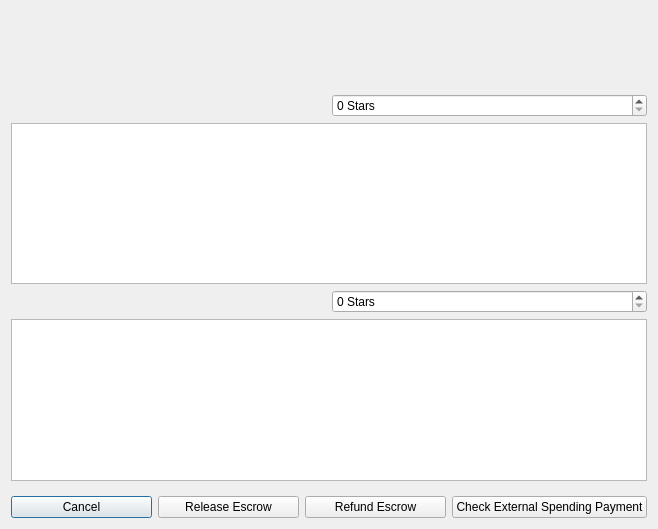
The window that src/qt/forms/manageescrowdialog.ui (greggdourgarian/syscoin2) describes before a commit, drawn with Qt 5.
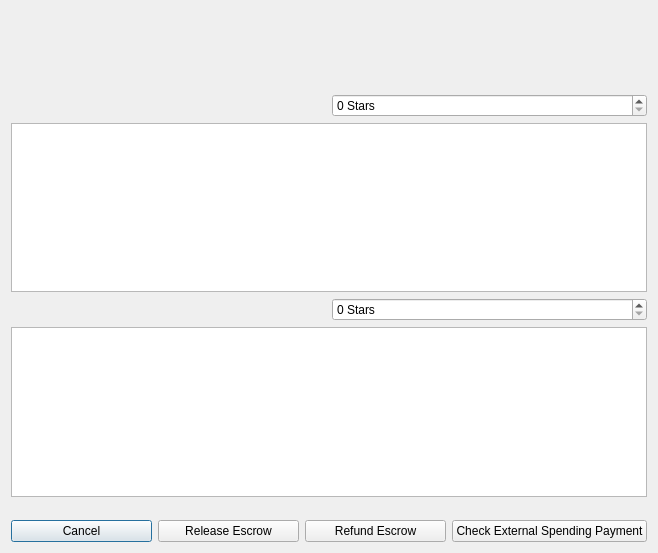
The same window after the commit.

Commit message: resize payment screens

Patch:
```diff
--- a/src/qt/forms/manageescrowdialog.ui
+++ b/src/qt/forms/manageescrowdialog.ui
@@ -7,7 +7,7 @@
     <x>0</x>
     <y>0</y>
     <width>658</width>
-    <height>529</height>
+    <height>553</height>
    </rect>
   </property>
   <property name="windowTitle">
```
The commit also changes 2 other files.
